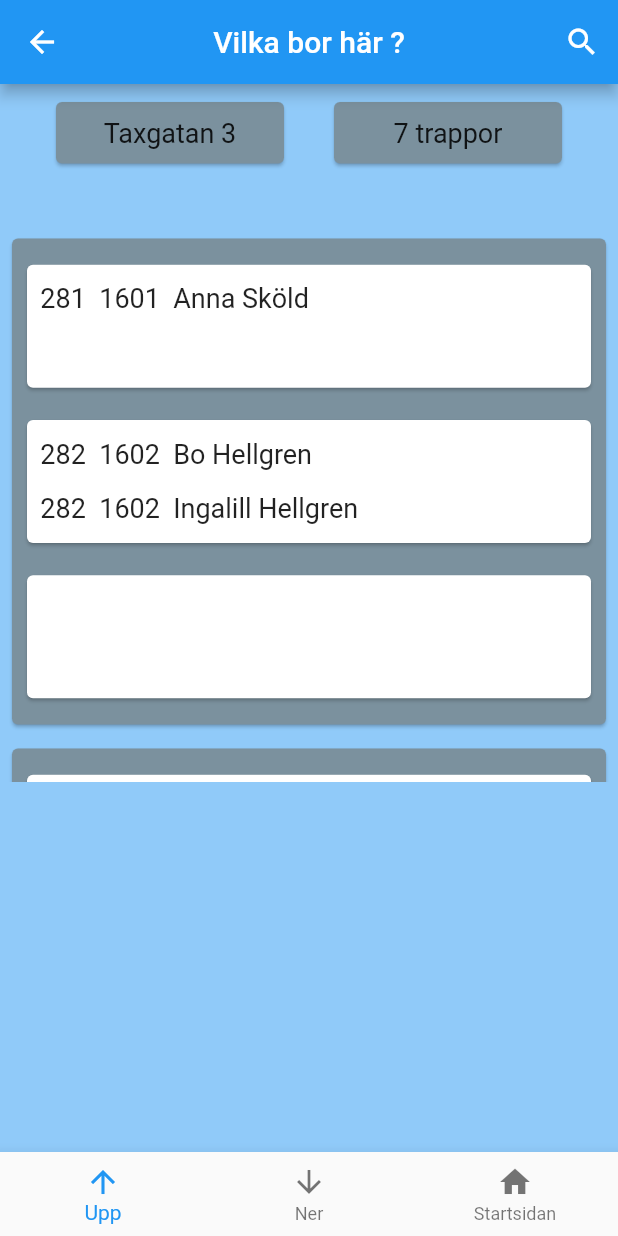
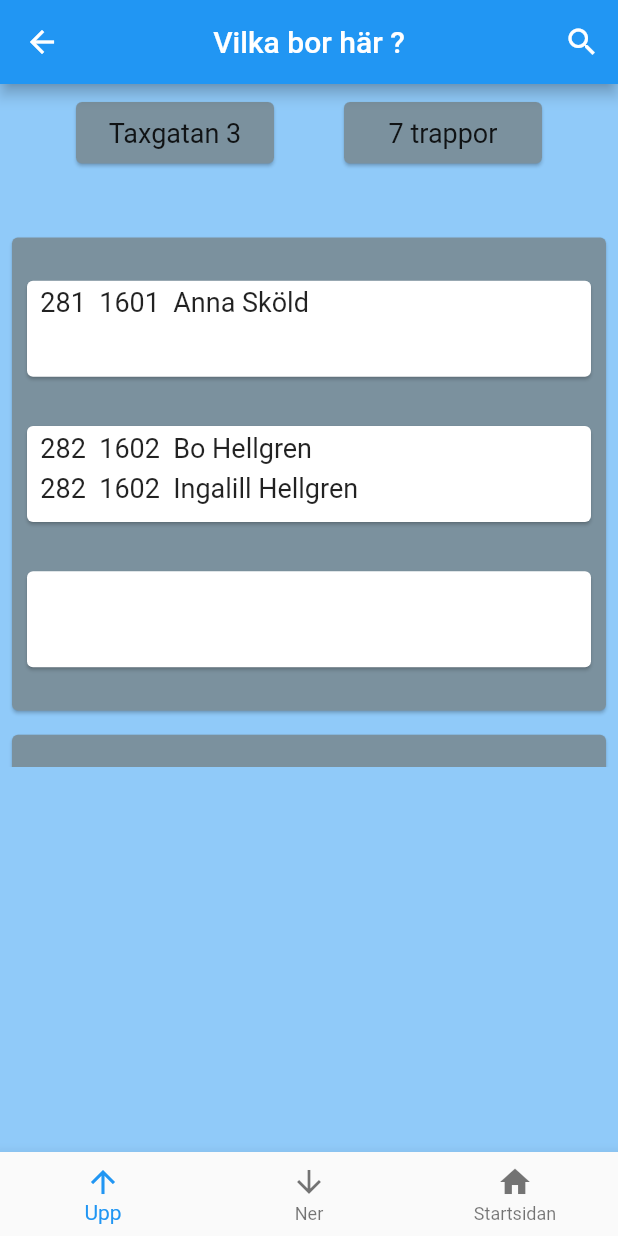
Before and after one commit to BoHellgren/VemBorVar---Flutter-Version, a Flutter app: the screen it shows after launch, after a tap on "7 trappor", on a phone screen of 412 x 824 dp. Run offline on Flutter 3.47's test engine with Material 2 defaults, Android fonts, the phone set to English and light mode, and no system bars.

Commit message:
misc minor changes

```diff
--- a/lib/main.dart
+++ b/lib/main.dart
@@ -1,5 +1,7 @@
 import 'package:flutter/material.dart';
+// import 'package:flutter/scheduler.dart' show timeDilation;
 // import 'package:flutter/rendering.dart';
+// import 'package:material_design_icons_flutter/material_design_icons_flutter.dart';
 import 'wholivehere.dart';
 import 'membersearch.dart';
 
@@ -9,6 +11,7 @@ class VemBorVar extends StatefulWidget {
 }
 
 class _VemBorVarState extends State<VemBorVar> {
+
   @override
   Widget build(BuildContext context) {
     return MaterialApp(
@@ -23,11 +26,17 @@ class _VemBorVarState extends State<VemBorVar> {
 
           body: Column(
             children: [
-              Image.asset(
-                'images/logga.png',
-                //     width: 600.0,
-                //     height: 100.0,
-                fit: BoxFit.cover,
+              Padding(
+                padding: const EdgeInsets.only(top: 8.0),
+                child: ClipRRect(
+                  borderRadius: BorderRadius.all(Radius.circular(10.0)),
+                  child: Image.asset(
+                    'images/logga.png',
+                         width: 332.0,
+                    //     height: 100.0,
+                    fit: BoxFit.cover,
+                  ),
+                ),
               ),
               Expanded(
                 child: Card(
@@ -105,6 +114,7 @@ class MyAppBar extends StatelessWidget {
       ),
       actions: <Widget>[
         IconButton(
+      //    icon: Icon(Icons.search),
           icon: Icon(Icons.search),
           onPressed: () {
             Navigator.push(
@@ -159,15 +169,15 @@ class HouseButton extends StatelessWidget {
           transitionOnUserGestures: true,
           flightShuttleBuilder:
               (flightContext, animation, direction, fromContext, toContext) {
-              return Icon(Icons.domain, size: 50.0,);},
-         //   return Image.asset('images/128px-Elevator_icon.png');},
+           //   return Icon(Icons.domain, size: 50.0,);},
+            return Image.asset('images/32px-Elevator_icon.png');},
           child: SizedBox(
-            //      height: 40.0,
-            width: 160.0,
+            height: 43.0,
+            width: 148.0,
             child: Card(
                 color: Theme.of(context).buttonColor,
                 child: Padding(
-                  padding: const EdgeInsets.symmetric(vertical: 10.0),
+                  padding: const EdgeInsets.symmetric(vertical: 7.0),
                   child: Text(
                     _floorName,
                     textAlign: TextAlign.center,
--- a/lib/membersearch.dart
+++ b/lib/membersearch.dart
@@ -113,6 +113,7 @@ class _MemberSearchState extends State<MemberSearch> {
                   padding: new EdgeInsets.all(4.0),
                   child: Text(
                     '${hits[index].lgh}    ${hits[index].lmv}    ${hits[index].membername}  ',
+                      style: TextStyle(fontSize: 16.0, height: 0.9),
                   ),
                 ),
                 Icon(Icons.arrow_forward, size: 15.0),
--- a/lib/wholivehere.dart
+++ b/lib/wholivehere.dart
@@ -89,16 +89,15 @@ class _WhoLiveHereState extends State<WhoLiveHere> {
           },
         ),
       ]),
-      body: Column(children: [
+      body: ListView(children: [
         Padding(
           padding: const EdgeInsets.all(8.0),
           child: HouseBadge(mask),
         ),
         Container(
-          constraints: BoxConstraints(maxHeight: 400),
+          constraints: BoxConstraints(maxHeight: 390),
           child: PageView.builder(
               controller: pageController,
-              //      itemExtent: 135.0,
               scrollDirection: Axis.vertical,
               onPageChanged: (page) {
                 setState(() {
@@ -189,10 +188,11 @@ class HouseBadge extends StatelessWidget {
       //      height: 40.0,
       width: 500.0,
       child: Row(
+        mainAxisSize: MainAxisSize.min,
         mainAxisAlignment: MainAxisAlignment.spaceEvenly,
         children: [
           SizedBox(
-            width: 160.0,
+            width: 140.0,
             child: Card(
                 //   color: Theme.of(context).buttonColor,
                 color: floorcolor,
@@ -208,7 +208,7 @@ class HouseBadge extends StatelessWidget {
           Hero(
             tag: mask,
             child: SizedBox(
-              width: 160.0,
+              width: 140.0,
               child: Card(
                   //   color: Theme.of(context).buttonColor,
                   color: floorcolor,
@@ -236,18 +236,21 @@ class AptCard extends StatelessWidget {
   Widget build(BuildContext context) {
     return Padding(
       padding: const EdgeInsets.symmetric(horizontal: 6.0),
+      child: Container(
+     //   constraints: BoxConstraints(maxHeight: 85.0),
         child: Card(
           child: Column(children: [
             Text('  ${floor[(aptnum-1)*2].lgh}  ${floor[(aptnum-1)*2].lmv}  ${floor[(aptnum-1)*2].membername}'.padRight(99),
                 textAlign: TextAlign.left,
-              style: TextStyle(fontSize: 18.0, height: 2.0)),
+                style: TextStyle(fontSize: 18.0, height: 1.5)),
             Padding(
               padding: const EdgeInsets.only(bottom: 10.0),
               child: Text('  ${floor[(aptnum-1)*2+1].lgh}  ${floor[(aptnum-1)*2+1].lmv}  ${floor[(aptnum-1)*2+1].membername}'.padRight(99),
                   textAlign: TextAlign.left,
-                style: TextStyle(fontSize: 18.0, height: 2.0)),
+                  style: TextStyle(fontSize: 18.0, height: 1.5)),
             ),
           ]),
+        ),
       ),
     );
   }
--- a/pubspec.yaml
+++ b/pubspec.yaml
@@ -1,5 +1,5 @@
-name: lakes
-description: Demonstrates building a layout for the "Lakes" app.
+name: vemborvar
+description: Flutter version of Vem Bor Var app
 
 dependencies:
   flutter:
@@ -8,4 +8,4 @@ dependencies:
 flutter:
   uses-material-design: true
   assets:
-    - images/logga.png
+    - images/
```
Also changed, not shown: images/32px-Elevator_icon.png (added), images/launch.png (added), 17 other files. Lines whose indentation alone changed are shown as unchanged.
